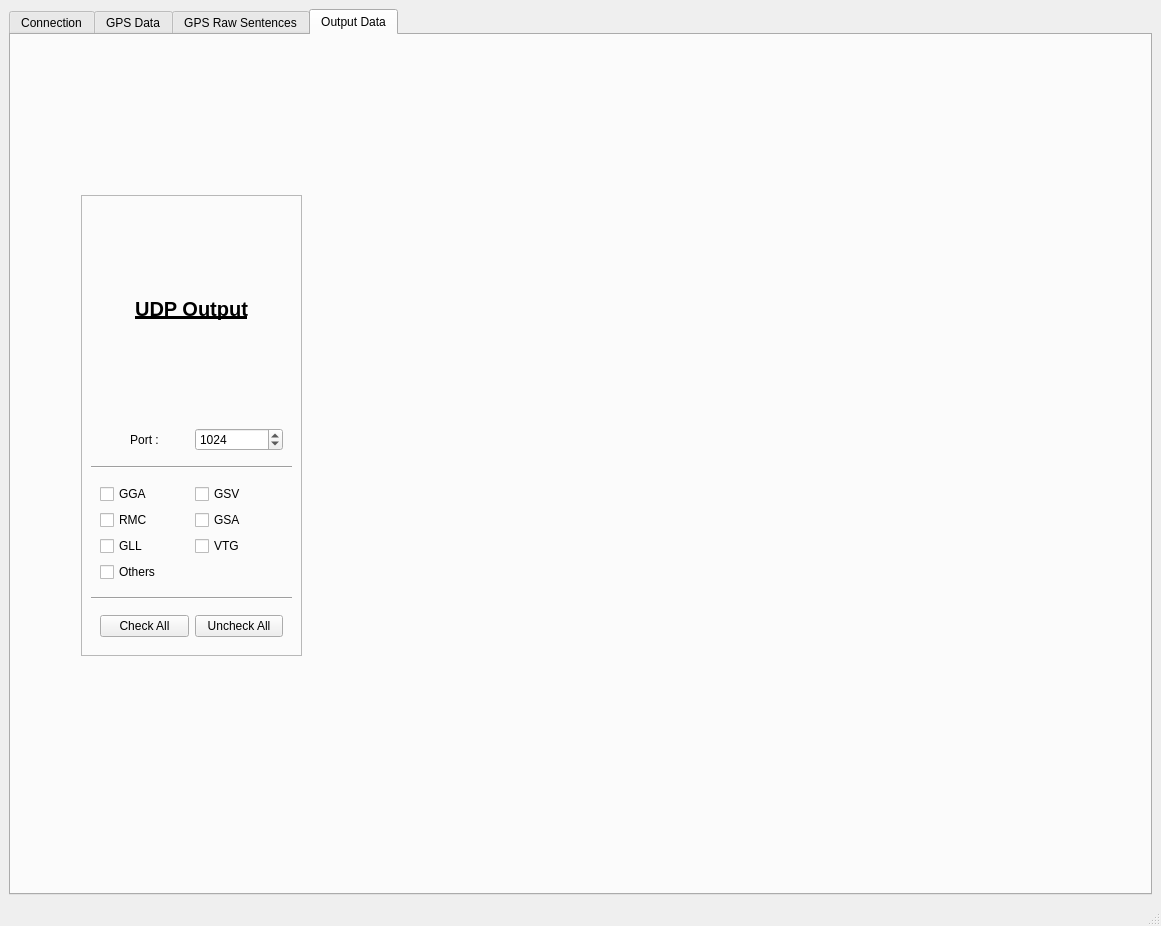
Before: the Qt Designer form ui/gps_data_displayer.ui in Kupofty/NMEA_Center, drawn with Qt 5.
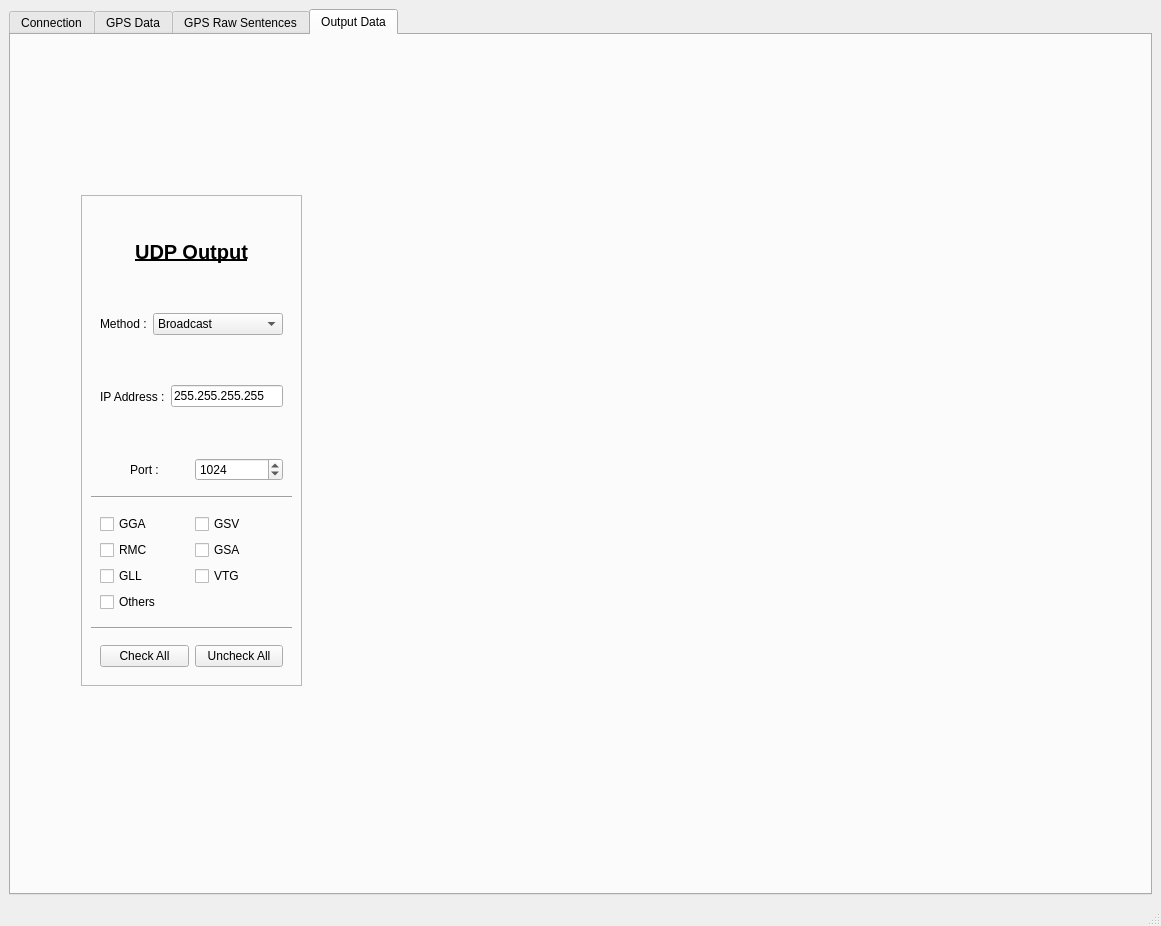
After: the same form once the commit is applied. The open tabs and pages were chosen to show the change. Icons and pictures are not drawn.

Commit message:
Add UDP method selection and IP input to GUI
Introduced a method selector (Broadcast, Unicast, Multicast) and an IP address input for UDP output in the GUI. Updated GPS_Data_Displayer and UdpSender to handle the new settings, including hiding or showing the IP input based on the selected method. This enhances flexibility for UDP output configuration.

The edit to the form file:
```diff
--- a/ui/gps_data_displayer.ui
+++ b/ui/gps_data_displayer.ui
@@ -807,7 +807,7 @@
           <x>70</x>
           <y>160</y>
           <width>221</width>
-          <height>461</height>
+          <height>491</height>
          </rect>
         </property>
         <property name="frameShape">
@@ -843,6 +843,86 @@
            </property>
           </widget>
          </item>
+         <item>
+          <layout class="QHBoxLayout" name="horizontalLayout_10">
+           <property name="leftMargin">
+            <number>9</number>
+           </property>
+           <property name="topMargin">
+            <number>9</number>
+           </property>
+           <property name="rightMargin">
+            <number>9</number>
+           </property>
+           <property name="bottomMargin">
+            <number>9</number>
+           </property>
+           <item>
+            <widget class="QLabel" name="label_17">
+             <property name="sizePolicy">
+              <sizepolicy hsizetype="Maximum" vsizetype="Preferred">
+               <horstretch>0</horstretch>
+               <verstretch>0</verstretch>
+              </sizepolicy>
+             </property>
+             <property name="text">
+              <string>Method :</string>
+             </property>
+            </widget>
+           </item>
+           <item>
+            <widget class="QComboBox" name="comboBox_udp_host_address">
+             <item>
+              <property name="text">
+               <string>Broadcast</string>
+              </property>
+             </item>
+             <item>
+              <property name="text">
+               <string>Unicast</string>
+              </property>
+             </item>
+             <item>
+              <property name="text">
+               <string>Multicast</string>
+              </property>
+             </item>
+            </widget>
+           </item>
+          </layout>
+         </item>
+         <item>
+          <widget class="QFrame" name="horizontalFrame_udp_ip_address">
+           <layout class="QHBoxLayout" name="horizontalLayout_11">
+            <property name="leftMargin">
+             <number>9</number>
+            </property>
+            <property name="topMargin">
+             <number>9</number>
+            </property>
+            <property name="rightMargin">
+             <number>9</number>
+            </property>
+            <property name="bottomMargin">
+             <number>9</number>
+            </property>
+            <item>
+             <widget class="QLabel" name="label_18">
+              <property name="text">
+               <string>IP Address :</string>
+              </property>
+             </widget>
+            </item>
+            <item>
+             <widget class="QLineEdit" name="lineEdit_udp_ip_address">
+              <property name="text">
+               <string>255.255.255.255</string>
+              </property>
+             </widget>
+            </item>
+           </layout>
+          </widget>
+         </item>
          <item>
           <layout class="QHBoxLayout" name="horizontalLayout_3">
            <property name="leftMargin">
```
Left out of the diff: 9 changed lines with no effect on the pictures. The commit also changes 5 other files.
